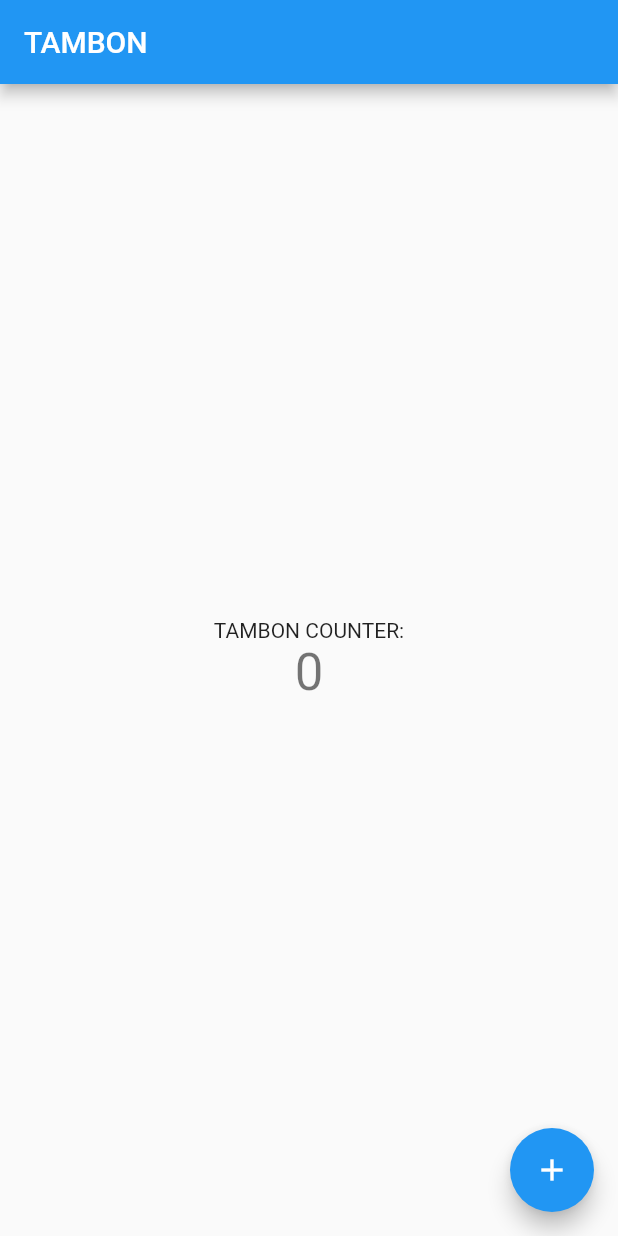
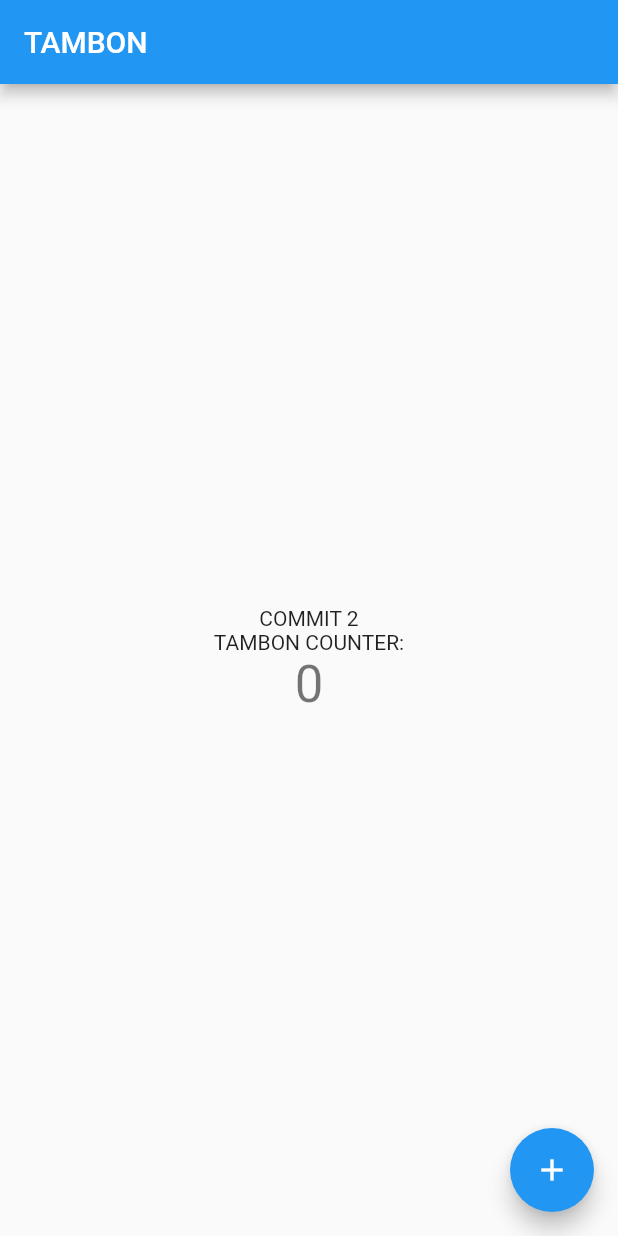
Before and after one commit to noah-achler/tambon, a Flutter app: the screen it shows after launch, on a phone screen of 412 x 824 dp. Run offline on Flutter 3.47's test engine with Material 2 defaults, Android fonts, the phone set to English and light mode, and no system bars.

Commit message:
second commit github-pages push

```diff
--- a/lib/main.dart
+++ b/lib/main.dart
@@ -94,6 +94,9 @@ class _MyHomePageState extends State<MyHomePage> {
           mainAxisAlignment: MainAxisAlignment.center,
           children: <Widget>[
             Text(
+              'COMMIT 2',
+            ),
+            Text(
               'TAMBON COUNTER:',
             ),
             Text(
```
Also changed, not shown: 3 other files.
